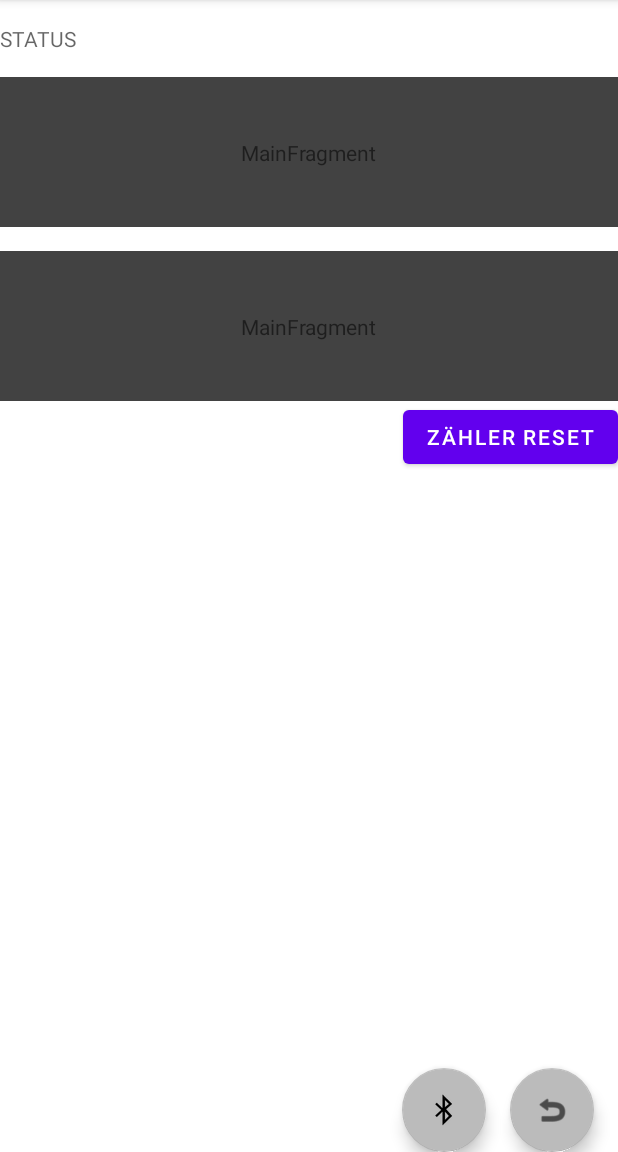
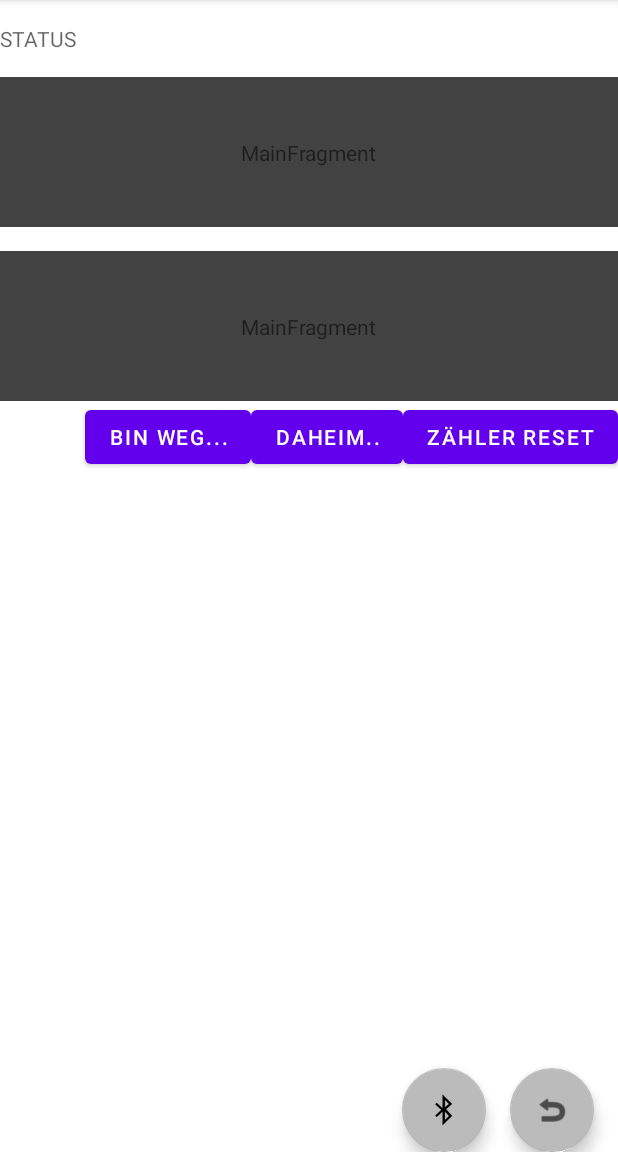
Before and after one commit to codingbychanche/doorBellSensor, an Android app: the screen it shows after launch (MainActivity), on a phone screen of 412 x 824 dp, the part 84-1236 px from its top. Run offline under Robolectric (Android 15) with nearby library versions, the phone set to English and light mode, and no system bars.

Commit message:
BT- connection logic works....

```diff
--- a/BluetoothConnector/src/main/java/com/example/bluetoothconnector/ConnectedThreadReadWriteData.java
+++ b/BluetoothConnector/src/main/java/com/example/bluetoothconnector/ConnectedThreadReadWriteData.java
@@ -77,7 +77,6 @@ public class ConnectedThreadReadWriteData extends Thread {
         // Read Data
         byte[] inBuffer = new byte[1024];
 
-        connectedInterface.receiveStatusMessage(tag + " Connection success!");
         connectedInterface.sucess(this);
 
         int length;
--- a/app/src/main/java/com/berthold/doorbellsensor/main/MainActivity.java
+++ b/app/src/main/java/com/berthold/doorbellsensor/main/MainActivity.java
@@ -33,6 +33,10 @@ import com.google.android.material.floatingactionbutton.FloatingActionButton;
 
 import java.util.Set;
 
+/**
+ * Detects when the doorbell has been rang....
+ *
+ */
 public class MainActivity extends AppCompatActivity implements BTConnectedInterface, FragmentSelectDevice.getDataFromFragment {
 
     // Debug
@@ -58,15 +62,20 @@ public class MainActivity extends AppCompatActivity implements BTConnectedInterf
 
     // device specific commands
     private final static String COMMAND_RESET_DOORBELL_COUNTER="rscntr";
+    private final static String COMMAND_SEND_MESSAGE="rmsg";
 
     // UI
     private FloatingActionButton reconnect, connectToAnotherDevice;
-    private TextView connectionStatusView;
-    private Button resetDoorBellCounterView;
+    private TextView connectionStatusView,connectionHistoryView;
+    private Button resetDoorBellCounterView,setMessageHomeView,setMessageOutView;
 
     // Animations
     Animation fadeInAnim, fadeOutAnim;
 
+    /**
+     * Let there be light......
+     *
+     */
     @Override
     protected void onCreate(Bundle savedInstanceState) {
         super.onCreate(savedInstanceState);
@@ -74,34 +83,69 @@ public class MainActivity extends AppCompatActivity implements BTConnectedInterf
 
         // Debug
         tag = getClass().getSimpleName();
+        Long time=System.currentTimeMillis();
+
+        // Anim
+        fadeInAnim = AnimationUtils.loadAnimation(getApplicationContext(), R.anim.menu_fade_in);
+        fadeOutAnim = AnimationUtils.loadAnimation(getApplicationContext(), R.anim.menu_fade_out);
 
         // UI
+        connectionStatusView = findViewById(R.id.connection_status);
+        connectionHistoryView=findViewById(R.id.connection_history);
+
         reconnect = (FloatingActionButton) findViewById(R.id.reconnect);
+        reconnect.setOnClickListener(new View.OnClickListener() {
+            @Override
+            public void onClick(View view) {
+                connectToDevice(bluetoothDeviceCurentlyConnectedTo);
+            }
+        });
+
         connectToAnotherDevice = (FloatingActionButton) findViewById(R.id.select_device);
-        connectionStatusView = findViewById(R.id.connection_status);
         connectToAnotherDevice.setOnClickListener(new View.OnClickListener() {
             @Override
             public void onClick(View view) {
                 showDeviceList();
             }
         });
+
+        /////////////////////////////////////////////////// Sends commands to the connected device ///////////////////////////////////////////////////////////
+        // Reset doorbell counter
+        //
         resetDoorBellCounterView=findViewById(R.id.reset_doorbell_counter_on_dev);
         resetDoorBellCounterView.setOnClickListener(new View.OnClickListener() {
             @Override
             public void onClick(View view) {
-                if(connectedThreadReadWriteData!=null)
+                if(connectedThreadReadWriteData!=null) {
                     connectedThreadReadWriteData.send(COMMAND_RESET_DOORBELL_COUNTER);
+                    connectionHistoryView.append("Doorbell counter was reset\n");
+                }
             }
         });
 
-        // Anim
-        fadeInAnim = AnimationUtils.loadAnimation(getApplicationContext(), R.anim.menu_fade_in);
-        fadeOutAnim = AnimationUtils.loadAnimation(getApplicationContext(), R.anim.menu_fade_out);
-
-        reconnect.setOnClickListener(new View.OnClickListener() {
+        // Send message "Home"
+        setMessageHomeView=findViewById(R.id.send_message_iam_home);
+        setMessageHomeView.setOnClickListener(new View.OnClickListener() {
             @Override
             public void onClick(View view) {
-                connectToDevice(bluetoothDeviceCurentlyConnectedTo);
+                if(connectedThreadReadWriteData!=null) {
+                    connectedThreadReadWriteData.send(COMMAND_SEND_MESSAGE);
+                    connectedThreadReadWriteData.send("Ich bin zuhause..........");
+                    connectionHistoryView.append("Message: I'am home was send\n");
+                }
+            }
+        });
+
+        // Send message "Out"
+        setMessageOutView=findViewById(R.id.send_message_iam_out);
+        setMessageOutView.setOnClickListener(new View.OnClickListener() {
+            @Override
+            public void onClick(View view) {
+                if(connectedThreadReadWriteData!=null) {
+                    connectedThreadReadWriteData.send(COMMAND_SEND_MESSAGE);
+                    connectedThreadReadWriteData.send("Ich bin in der Wanne. Bitte heute Abdend nochmal versuchen..........");
+                    connectionHistoryView.append("Message: I'am out was send\n");
+                }
             }
         });
 
@@ -114,16 +158,36 @@ public class MainActivity extends AppCompatActivity implements BTConnectedInterf
         final Observer<String> btStatusObserver = new Observer<String>() {
             @Override
             public void onChanged(@Nullable final String status) {
-                connectionStatusView.setText(status);
+                connectionHistoryView.append(status+"\n");
             }
         };
         mainViewModel.getBtStatusMessage().observe(this, btStatusObserver);
+
+        // BT- error messages
+        final Observer<String> btErrorObserver = new Observer<String>() {
+            @Override
+            public void onChanged(@Nullable final String error) {
+                connectToAnotherDevice.startAnimation(fadeInAnim);
+                reconnect.startAnimation(fadeInAnim);
+                connectionHistoryView.append(error+"\n");
+            }
+        };
+        mainViewModel.getBtErrorMessage().observe(this, btErrorObserver);
+
+        // BT- success ,message. Called every time a connection could be established
+        final Observer<String> btSuccessObserver = new Observer<String>() {
+            @Override
+            public void onChanged(@Nullable final String success) {
+                connectionHistoryView.append(success+"\n");
+            }
+        };
+        mainViewModel.getbtSucessMessage().observe(this, btSuccessObserver);
 
         // BT- receive data
         final Observer<String> btReceiveDataObserver = new Observer<String>() {
             @Override
             public void onChanged(@Nullable final String received) {
-                connectionStatusView.setText(received);
+                connectionHistoryView.append("Received:"+received+"\n");
             }
         };
         mainViewModel.getbtReceivedData().observe(this, btReceiveDataObserver);
@@ -132,7 +196,7 @@ public class MainActivity extends AppCompatActivity implements BTConnectedInterf
         //
         // Establish connection
         //
-        // Check if bluetooth is enabeled
+        // Check if bluetooth is enabled
         BluetoothManager bm = (BluetoothManager) getSystemService(BLUETOOTH_SERVICE);
         BluetoothAdapter bluetoothAdapter = bm.getAdapter();
 
@@ -145,7 +209,7 @@ public class MainActivity extends AppCompatActivity implements BTConnectedInterf
         }
         connectToDeviceLogic();
 
-        //
+        /////////////////////////////////////////////////////////////////////////////////////////////////////////////////////////////////
         // Show all associated fragments....
         //
         if (savedInstanceState == null) {
@@ -167,13 +231,13 @@ public class MainActivity extends AppCompatActivity implements BTConnectedInterf
      */
     @Override
     public void sucess(ConnectedThreadReadWriteData connectedThreadReadWriteData) {
-
         Log.v(tag, "Connection success!!!!!");
         mainViewModel.getbtSucessMessage().postValue("Connected");
+
         this.connectedThreadReadWriteData = connectedThreadReadWriteData;
+
         connectToAnotherDevice.startAnimation(fadeOutAnim);
         reconnect.startAnimation(fadeOutAnim);
-        //connectedThreadReadWriteData.send("Sending test, test....");
 
         currentStateSaveToSharedPref(addressOfCurrentDevice);
     }
@@ -184,7 +248,7 @@ public class MainActivity extends AppCompatActivity implements BTConnectedInterf
     @Override
     public void receiveStatusMessage(String status) {
         Log.v(tag, status);
-        //mainViewModel.btStatusMessage.postValue(status);
+        mainViewModel.btStatusMessage.postValue(status);
     }
 
     /**
@@ -192,10 +256,8 @@ public class MainActivity extends AppCompatActivity implements BTConnectedInterf
      */
     @Override
     public void receiveErrorMessage(String error) {
-        connectToAnotherDevice.startAnimation(fadeInAnim);
-        reconnect.startAnimation(fadeInAnim);
         Log.v(tag, error);
-        //connectionStatusView.setText(error);
+        mainViewModel.btErrorMessage.postValue(error);
     }
 
     /**
@@ -206,8 +268,11 @@ public class MainActivity extends AppCompatActivity implements BTConnectedInterf
         Log.v(tag, received);
         mainViewModel.btReceivedData.postValue(received);
     }
+
     /////////////////////////////////////////////////////// All things Bluetooth ///////////////////////////////////////////////////////////////////////////
-
+    // Would be nice if I could move this code to the view model. For he time beeing using the view model
+    // helped me to avoid working with handlers to access UI components
+    //
     /**
      * When bt is turned on or it was turned on, this checks if a
      * device address was stored in shared prefs and if so, get the
@@ -270,17 +335,14 @@ public class MainActivity extends AppCompatActivity implements BTConnectedInterf
         btBondedDevices = bluetoothAdapter.getBondedDevices();
 
         if (btBondedDevices.size() > 0) {
-            // connectionStatus.append(getResources().getString(R.string.found_bomded_devices_looking_for_hc05) + ":" + adressOfBluetoothDevice);
-
             for (BluetoothDevice dev : btBondedDevices) {
                 if (dev.getAddress().equals(adressOfBluetoothDevice)) {
                     bluetoothDeviceCurentlyConnectedTo = dev;
-                    //connectionStatus.append(getResources().getString(R.string.found_hc05) + " " + bluetoothDeviceCurentlyConnectedTo.getName() + " " + bluetoothDeviceCurentlyConnectedTo.getAddress());
                     Log.v(tag, "MYDEBUG>Bonded hc05 adress is:" + bluetoothDeviceCurentlyConnectedTo.getAddress().toString() + " Name:" + bluetoothDeviceCurentlyConnectedTo.getName().toString());
                 }
             }
         } else {
-            //connectionStatus.append(getResources().getString(R.string.error_no_dev_with_this_address_found));
+            mainViewModel.btErrorMessage.postValue("The selected device could not be found....");
             showDeviceList();
         }
         return bluetoothDeviceCurentlyConnectedTo;
@@ -301,9 +363,8 @@ public class MainActivity extends AppCompatActivity implements BTConnectedInterf
 
             String html = "&#" + ANTENNA + " " + name + " " + address;
             Spanned htmlText = Html.fromHtml(html);
-            connectionStatusView.setText(htmlText);
 
-            //connectionStatus.setText(getResources().getString(R.string.info_connecting) + " Name:" + " " + name + "    Adress:" + address);
+            connectionStatusView.setText( name + " // " + address);
 
             BluetoothManager bm = (BluetoothManager) getSystemService(BLUETOOTH_SERVICE);
             blueToothAdapter = bm.getAdapter();
@@ -344,5 +405,4 @@ public class MainActivity extends AppCompatActivity implements BTConnectedInterf
         String adressOfCurrentDevice = sharedPreferences.getString("adressOfCurrentDevice", "NO_DEVICE");
         return adressOfCurrentDevice;
     }
-
 }
--- a/app/src/main/res/layout/main_activity.xml
+++ b/app/src/main/res/layout/main_activity.xml
@@ -1,7 +1,6 @@
 <?xml version="1.0" encoding="utf-8"?>
-<androidx.constraintlayout.widget.ConstraintLayout
+<androidx.constraintlayout.widget.ConstraintLayout xmlns:android="http://schemas.android.com/apk/res/android"
     xmlns:app="http://schemas.android.com/apk/res-auto"
-    xmlns:android="http://schemas.android.com/apk/res/android"
     xmlns:tools="http://schemas.android.com/tools"
     android:layout_width="match_parent"
     android:layout_height="match_parent">
@@ -23,6 +22,36 @@
         android:text="@string/clear_doorbell_counter"
         app:layout_constraintEnd_toEndOf="parent"
         app:layout_constraintTop_toBottomOf="@+id/fragment_dorbell_rag_list"></Button>
+
+    <Button
+        android:id="@+id/send_message_iam_home"
+        android:layout_width="wrap_content"
+        android:layout_height="wrap_content"
+        android:text="@string/message_iam_home"
+        app:layout_constraintEnd_toStartOf="@+id/reset_doorbell_counter_on_dev"
+        app:layout_constraintTop_toBottomOf="@+id/fragment_dorbell_rag_list"></Button>
+
+    <Button
+        android:id="@+id/send_message_iam_out"
+        android:layout_width="wrap_content"
+        android:layout_height="wrap_content"
+        android:text="@string/message_iam_out"
+        app:layout_constraintEnd_toStartOf="@+id/send_message_iam_home"
+        app:layout_constraintTop_toBottomOf="@+id/fragment_dorbell_rag_list"></Button>
+
+    <ScrollView
+        android:layout_width="match_parent"
+        android:layout_height="0dp"
+        app:layout_constraintTop_toBottomOf="@+id/send_message_iam_home"
+        app:layout_constraintBottom_toBottomOf="parent">
+
+
+        <TextView
+            android:id="@+id/connection_history"
+            android:layout_width="match_parent"
+            android:layout_height="wrap_content" />
+    </ScrollView>
+
 
     <FrameLayout
         android:id="@+id/fragment_doorbell_watcher"
--- a/app/src/main/res/values/strings.xml
+++ b/app/src/main/res/values/strings.xml
@@ -4,4 +4,6 @@
     <string name="hello_blank_fragment">Hello blank fragment</string>
 
     <string name="clear_doorbell_counter">Zähler reset</string>
+    <string name="message_iam_home">Daheim..</string>
+    <string name="message_iam_out">Bin weg...</string>
 </resources>
```
Also changed, not shown: app/src/main/java/com/berthold/doorbellsensor/main/MainViewModel.java (+6 -6 lines).
